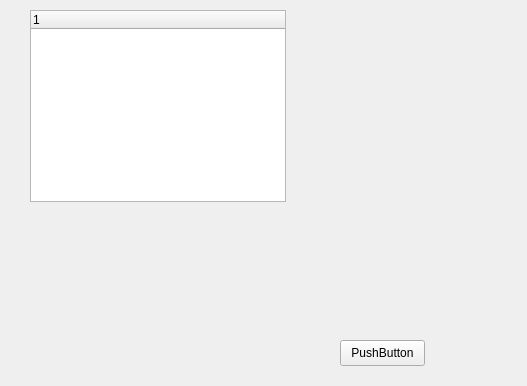
The window that adminPanel.ui (MIDOKIM/CourseManagement) describes before a commit, drawn with Qt 5.
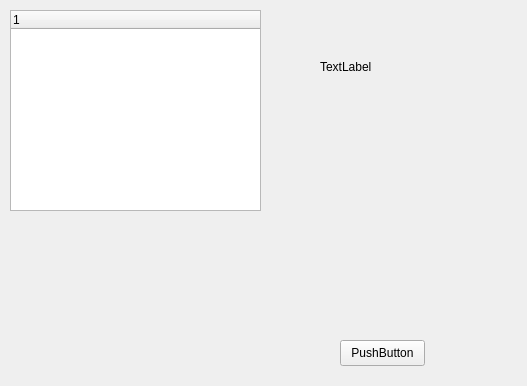
The same window after the commit.

Diff of the .ui file:
```diff
--- a/adminPanel.ui
+++ b/adminPanel.ui
@@ -29,11 +29,29 @@
   <widget class="QTreeWidget" name="treeWidget">
    <property name="geometry">
     <rect>
-     <x>30</x>
+     <x>10</x>
      <y>10</y>
-     <width>256</width>
-     <height>192</height>
+     <width>251</width>
+     <height>201</height>
     </rect>
+   </property>
+   <column>
+    <property name="text">
+     <string/>
+    </property>
+   </column>
+  </widget>
+  <widget class="QLabel" name="label">
+   <property name="geometry">
+    <rect>
+     <x>320</x>
+     <y>60</y>
+     <width>54</width>
+     <height>14</height>
+    </rect>
+   </property>
+   <property name="text">
+    <string>TextLabel</string>
    </property>
   </widget>
  </widget>
```
